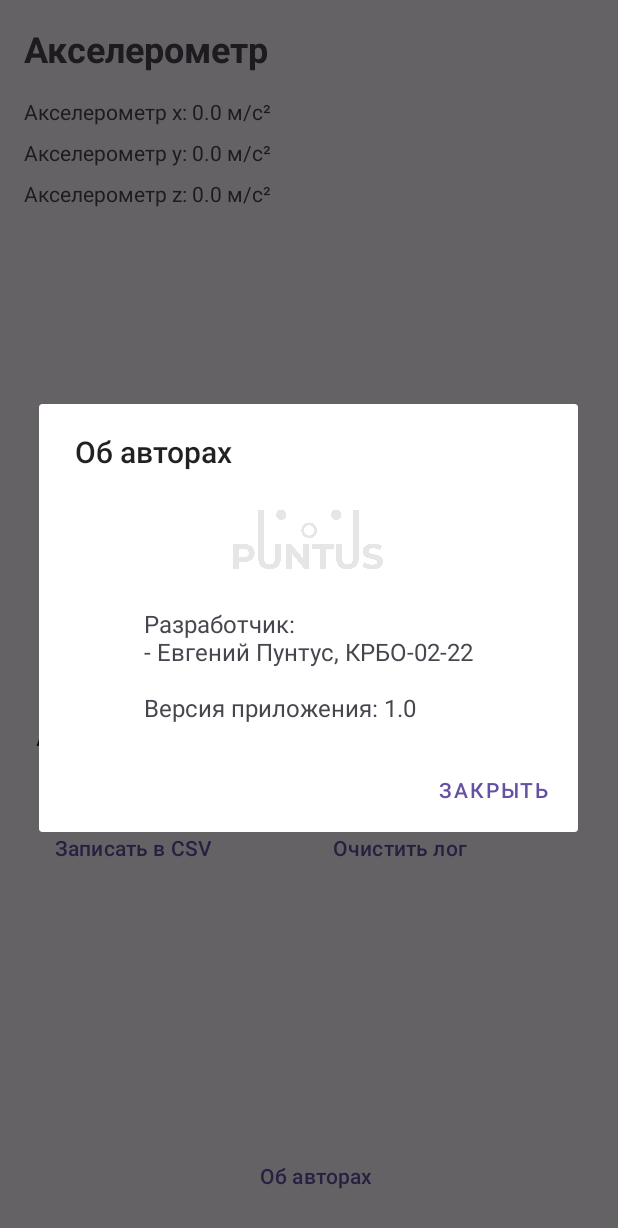
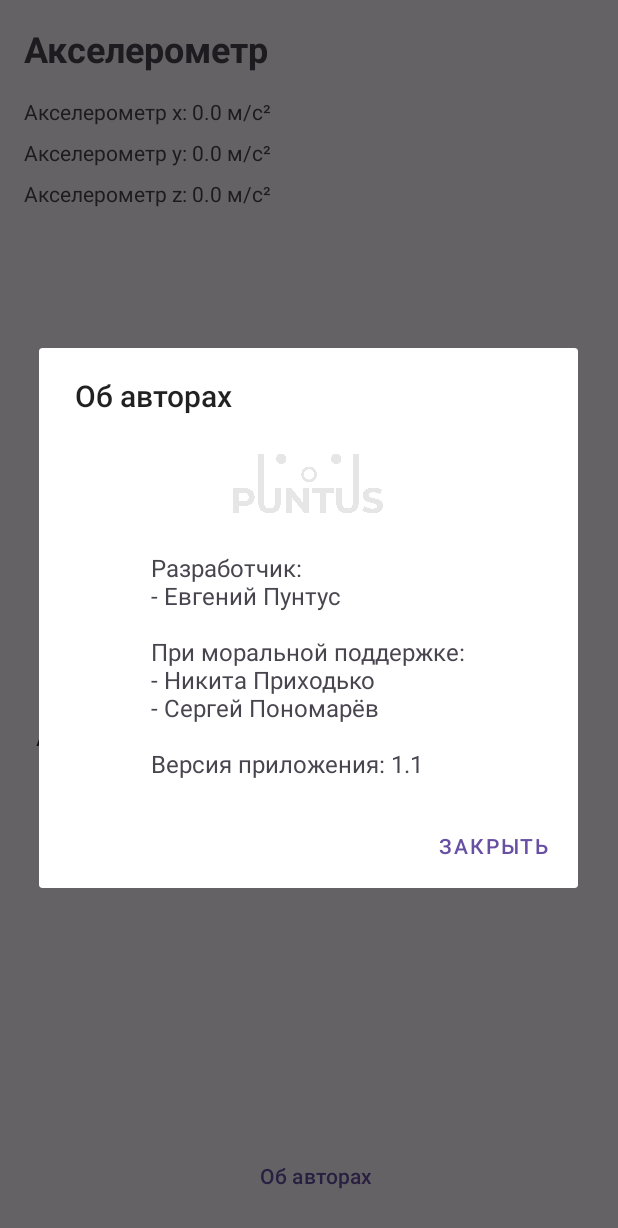
Before and after one commit to JakkoPuntus/SNAR_Logger, an Android app: the screen it shows after launch (MainActivity), after a tap on "Об авторах", on a phone screen of 412 x 824 dp. Shown: the top 1228 px of the screen. Run offline under Robolectric (Android 15) with nearby library versions, the phone set to English and light mode, and no system bars.

```diff
--- a/app/src/main/java/com/puntus/snarlogger/MainActivity.kt
+++ b/app/src/main/java/com/puntus/snarlogger/MainActivity.kt
@@ -14,7 +14,6 @@ import android.view.View
 import android.widget.AdapterView
 import android.widget.ArrayAdapter
 import android.widget.Button
-import android.widget.ImageView
 import android.widget.Spinner
 import android.widget.TextView
 import android.widget.Toast
@@ -25,6 +24,7 @@ import com.github.mikephil.charting.charts.LineChart
 import com.github.mikephil.charting.data.Entry
 import com.github.mikephil.charting.data.LineData
 import com.github.mikephil.charting.data.LineDataSet
+import com.github.mikephil.charting.formatter.ValueFormatter
 import com.github.mikephil.charting.utils.ColorTemplate
 import java.text.SimpleDateFormat
 import java.util.*
@@ -43,20 +43,19 @@ class MainActivity : AppCompatActivity(), SensorEventListener {
     private val xEntries = ArrayList<Entry>()
     private val yEntries = ArrayList<Entry>()
     private val zEntries = ArrayList<Entry>()
-    private var startTime = 0L // Время начала измерений
-    private var elapsedTime = 0f // Общее прошедшее время
+    private var startTime = 0L
+    private var elapsedTime = 0f
 
     private val createFileLauncher = registerForActivityResult(ActivityResultContracts.StartActivityForResult()) { result ->
         if (result.resultCode == Activity.RESULT_OK) {
-            val uri: Uri? = result.data?.data
-            if (uri != null) {
+            result.data?.data?.let { uri ->
                 try {
-                    contentResolver.openOutputStream(uri)?.let { outputStream ->
+                    contentResolver.openOutputStream(uri)?.use { outputStream ->
                         accelerometerLogger.writeDataToCSV(outputStream)
                     }
                 } catch (e: Exception) {
                     e.printStackTrace()
-                    Toast.makeText(this, "Ошибка при сохранении файла", Toast.LENGTH_SHORT).show()
+                    showToast("Ошибка при сохранении файла")
                 }
             }
         }
@@ -66,25 +65,80 @@ class MainActivity : AppCompatActivity(), SensorEventListener {
         super.onCreate(savedInstanceState)
         setContentView(R.layout.activity_main)
 
+        initializeViews()
+        setupChart()
+        setupSensorSpinner()
+        setupButtons()
+
+        accelerometerLogger = logger(this)
+        sensorManager = getSystemService(SENSOR_SERVICE) as SensorManager
+        startTime = System.currentTimeMillis()
+    }
+
+    private fun initializeViews() {
         xAccelTextView = findViewById(R.id.xAccelTextView)
         yAccelTextView = findViewById(R.id.yAccelTextView)
         zAccelTextView = findViewById(R.id.zAccelTextView)
         lineChart = findViewById(R.id.lineChart)
-        val recordButton = findViewById<Button>(R.id.recordButton)
-        val clearButton = findViewById<Button>(R.id.clearButton)
-        val aboutButton = findViewById<Button>(R.id.aboutButton)
-        sensorSpinner = findViewById(R.id.sensorSpinner)
+        sensorSpinner = findViewById<Spinner>(R.id.sensorSpinner)
         titleTextView = findViewById(R.id.titleTextView)
+    }
 
-        startTime = System.currentTimeMillis()
+    private fun setupChart() {
+        lineChart.apply {
+            description.text = "Ускорение от времени"
+            description.textSize = 12f
+            description.textColor = ContextCompat.getColor(this@MainActivity, R.color.chart_description_color)
+            legend.textColor = ContextCompat.getColor(this@MainActivity, R.color.chart_description_color)
 
-        setupChart()
+            // Настройка оси X
+            xAxis.apply {
+                textColor = ContextCompat.getColor(this@MainActivity, R.color.chart_description_color)
+                valueFormatter = object : ValueFormatter() {
+                    override fun getFormattedValue(value: Float): String {
+                        return "${value.toInt()} с" // Ось X: время в секундах
+                    }
+                }
+                axisLineWidth = 1f
+                axisLineColor = ContextCompat.getColor(this@MainActivity, R.color.chart_description_color)
+                setLabelCount(5, true) // Количество меток на оси X
+                granularity = 1f // Минимальный шаг оси X
+                isGranularityEnabled = true
+                setDrawLabels(true)
+                setDrawAxisLine(true)
+                setDrawGridLines(true)
+                xAxis.labelRotationAngle = 0f
+                xAxis.setCenterAxisLabels(false)
+                xAxis.setAvoidFirstLastClipping(true)
+            }
 
-        accelerometerLogger = logger(this)
+            axisLeft.apply {
+                textColor = ContextCompat.getColor(this@MainActivity, R.color.chart_description_color)
+                axisLineWidth = 1f
+                axisLineColor = ContextCompat.getColor(this@MainActivity, R.color.chart_description_color)
+                setLabelCount(6, true)
+                setDrawLabels(true)
+                setDrawAxisLine(true)
+                setDrawGridLines(true)
+                granularity = 0.1f
+                isGranularityEnabled = true
+                setCenterAxisLabels(false)
+                setDrawZeroLine(true)
+                zeroLineWidth = 1f
+            }
 
-        sensorManager = getSystemService(SENSOR_SERVICE) as SensorManager
+            // Отключение правой оси Y
+            axisRight.isEnabled = false
 
-        // Настройка Spinner
+            // Дополнительные настройки графика
+            isDragEnabled = true
+            setScaleEnabled(true)
+            setPinchZoom(true)
+            setBorderWidth(1f)
+        }
+    }
+
+    private fun setupSensorSpinner() {
         val sensorTypes = arrayOf("Акселерометр", "Линейное ускорение", "Гироскоп")
         val adapter = ArrayAdapter(this, android.R.layout.simple_spinner_item, sensorTypes)
         adapter.setDropDownViewResource(android.R.layout.simple_spinner_dropdown_item)
@@ -92,38 +146,19 @@ class MainActivity : AppCompatActivity(), SensorEventListener {
 
         sensorSpinner.onItemSelectedListener = object : AdapterView.OnItemSelectedListener {
             override fun onItemSelected(parent: AdapterView<*>?, view: View?, position: Int, id: Long) {
-                // Очистка графика и данных
                 clearChart()
-                // Обновление заголовка и описания
                 updateTitle(position)
-                // Регистрация нового датчика
-                sensorManager.unregisterListener(this@MainActivity)
-                when (position) {
-                    0 -> registerSensor(Sensor.TYPE_ACCELEROMETER)
-                    1 -> registerSensor(Sensor.TYPE_LINEAR_ACCELERATION)
-                    2 -> registerSensor(Sensor.TYPE_GYROSCOPE)
-                }
+                registerSelectedSensor(position)
             }
 
-            override fun onNothingSelected(parent: AdapterView<*>?) {
-                // Ничего не делаем
-            }
+            override fun onNothingSelected(parent: AdapterView<*>?) {}
         }
+    }
 
-        recordButton.setOnClickListener {
-            openFilePicker()
-        }
-
-        clearButton.setOnClickListener {
-            accelerometerLogger.clearLog()
-            clearChart()
-            elapsedTime = 0f
-            startTime = System.currentTimeMillis()
-        }
-
-        aboutButton.setOnClickListener {
-            showAboutDialog()
-        }
+    private fun setupButtons() {
+        findViewById<Button>(R.id.recordButton).setOnClickListener { openFilePicker() }
+        findViewById<Button>(R.id.clearButton).setOnClickListener { clearData() }
+        findViewById<Button>(R.id.aboutButton).setOnClickListener { showAboutDialog() }
     }
 
     private fun clearChart() {
@@ -131,128 +166,107 @@ class MainActivity : AppCompatActivity(), SensorEventListener {
         yEntries.clear()
         zEntries.clear()
         lineChart.clear()
+        lineChart.invalidate()
+    }
+
+    private fun updateTitle(position: Int) {
+        val (title, description, yAxisLabel) = when (position) {
+            0 -> Triple("Акселерометр", "Ускорение от времени (акселерометр)", "м/с²")
+            1 -> Triple("Линейное ускорение", "Ускорение от времени (линейное ускорение)", "/с²")
+            2 -> Triple("Гироскоп", "Угловая скорость от времени (гироскоп)", "рад/с")
+            else -> Triple("Датчик", "Данные от времени", "Значение")
+        }
+        titleTextView.text = title
+        lineChart.description.text = description
+        lineChart.axisLeft.valueFormatter = object : ValueFormatter() {
+            override fun getFormattedValue(value: Float): String {
+                return "$value $yAxisLabel" // Подпись оси Y с единицами измерения
+            }
+        }
         lineChart.invalidate() // Обновление графика
     }
 
-    private fun updateTitle(position: Int) {
-        val title = when (position) {
-            0 -> "Акселерометр"
-            1 -> "Линейное ускорение"
-            2 -> "Гироскоп"
-            else -> "Датчик"
+    private fun registerSelectedSensor(position: Int) {
+        sensorManager.unregisterListener(this)
+        when (position) {
+            0 -> registerSensor(Sensor.TYPE_ACCELEROMETER)
+            1 -> registerSensor(Sensor.TYPE_LINEAR_ACCELERATION)
+            2 -> registerSensor(Sensor.TYPE_GYROSCOPE)
         }
-        titleTextView.text = title
-
-        // Обновление описания графика
-        val description = when (position) {
-            0 -> "Ускорение от времени (акселерометр)"
-            1 -> "Ускорение от времени (линейное ускорение)"
-            2 -> "Угловая скорость от времени (гироскоп)"
-            else -> "Данные от времени"
-        }
-        lineChart.description.text = description
     }
 
     private fun registerSensor(sensorType: Int) {
-        val sensor = sensorManager.getDefaultSensor(sensorType)
-        if (sensor != null) {
-            sensorManager.registerListener(this, sensor, SensorManager.SENSOR_DELAY_NORMAL)
-        } else {
-            Toast.makeText(this, "Датчик не доступен", Toast.LENGTH_SHORT).show()
-        }
-    }
-
-    private fun setupChart() {
-        lineChart.description.text = "Ускорение от времени"
-        lineChart.description.textSize = 12f
-        lineChart.description.textColor = ContextCompat.getColor(this, R.color.chart_description_color)
-        lineChart.legend.textColor = ContextCompat.getColor(this, R.color.chart_description_color)
-        lineChart.xAxis.textColor = ContextCompat.getColor(this, R.color.chart_description_color)
-        lineChart.axisLeft.textColor = ContextCompat.getColor(this, R.color.chart_description_color)
-        lineChart.isDragEnabled = true
-        lineChart.setScaleEnabled(true)
-        lineChart.setPinchZoom(true)
-        lineChart.setBorderWidth(1f)
+        sensorManager.getDefaultSensor(sensorType)?.let { sensor ->
+            sensorManager.registerListener(this, sensor, SensorManager.SENSOR_DELAY_GAME)
+        } ?: showToast("Датчик не доступен")
     }
 
     private fun openFilePicker() {
         val intent = Intent(Intent.ACTION_CREATE_DOCUMENT).apply {
             addCategory(Intent.CATEGORY_OPENABLE)
-            type = "text/csv" // Тип файла
+            type = "text/csv"
             putExtra(Intent.EXTRA_TITLE, "accel_log_${SimpleDateFormat("yyyyMMdd_HHmmss", Locale.getDefault()).format(Date())}.csv")
         }
         createFileLauncher.launch(intent)
     }
 
+    private fun clearData() {
+        accelerometerLogger.clearLog()
+        clearChart()
+        elapsedTime = 0f
+        startTime = System.currentTimeMillis()
+    }
+
     @SuppressLint("SetTextI18n")
     override fun onSensorChanged(event: SensorEvent?) {
         event?.let {
-            val xValue = event.values[0]
-            val yValue = event.values[1]
-            val zValue = event.values[2]
+            val (xValue, yValue, zValue) = event.values
+            updateSensorTextViews(event.sensor.type, xValue, yValue, zValue)
 
-            when (event.sensor.type) {
-                Sensor.TYPE_ACCELEROMETER -> {
-                    xAccelTextView.text = "Акселерометр x: $xValue м/с²"
-                    yAccelTextView.text = "Акселерометр y: $yValue м/с²"
-                    zAccelTextView.text = "Акселерометр z: $zValue м/с²"
-                }
-                Sensor.TYPE_LINEAR_ACCELERATION -> {
-                    xAccelTextView.text = "Линейное ускорение x: $xValue м/с²"
-                    yAccelTextView.text = "Линейное ускорение y: $yValue м/с²"
-                    zAccelTextView.text = "Линейное ускорение z: $zValue м/с²"
-                }
-                Sensor.TYPE_GYROSCOPE -> {
-                    xAccelTextView.text = "Гироскоп x: $xValue рад/с"
-                    yAccelTextView.text = "Гироскоп y: $yValue рад/с"
-                    zAccelTextView.text = "Гироскоп z: $zValue рад/с"
-                }
-            }
-
-            val currentTime = System.currentTimeMillis()
-            elapsedTime = (currentTime - startTime) / 1000f
+            elapsedTime = (System.currentTimeMillis() - startTime) / 1000f
 
             xEntries.add(Entry(elapsedTime, xValue))
             yEntries.add(Entry(elapsedTime, yValue))
             zEntries.add(Entry(elapsedTime, zValue))
 
-            val timeStamp = SimpleDateFormat("HH:mm:ss", Locale.getDefault())
-            accelerometerLogger.logData(timeStamp.format(Date()), xValue, yValue, zValue)
-
+            accelerometerLogger.logData(SimpleDateFormat("HH:mm:ss", Locale.getDefault()).format(Date()), xValue, yValue, zValue)
             updateChart()
         }
     }
 
-    private fun updateChart() {
-        val xDataSet = LineDataSet(xEntries, "X")
-        xDataSet.setColor(ColorTemplate.COLORFUL_COLORS[0])
-        xDataSet.setCircleColor(ColorTemplate.COLORFUL_COLORS[0])
-        xDataSet.setDrawCircleHole(false)
-        xDataSet.lineWidth = 1.3f
-        xDataSet.setDrawValues(false)
-
-        val yDataSet = LineDataSet(yEntries, "Y")
-        yDataSet.setColor(ColorTemplate.COLORFUL_COLORS[2])
-        yDataSet.setCircleColor(ColorTemplate.COLORFUL_COLORS[2])
-        yDataSet.setDrawCircleHole(false)
-        yDataSet.lineWidth = 1.3f
-        yDataSet.setDrawValues(false)
-
-        val zDataSet = LineDataSet(zEntries, "Z")
-        zDataSet.setColor(ColorTemplate.COLORFUL_COLORS[3])
-        zDataSet.setCircleColor(ColorTemplate.COLORFUL_COLORS[3])
-        zDataSet.setDrawCircleHole(false)
-        zDataSet.lineWidth = 1.3f
-        zDataSet.setDrawValues(false)
-
-        val lineData = LineData(xDataSet, yDataSet, zDataSet)
-        lineChart.data = lineData
-        lineChart.invalidate() // Refresh the chart
+    private fun updateSensorTextViews(sensorType: Int, xValue: Float, yValue: Float, zValue: Float) {
+        val (xLabel, yLabel, zLabel) = when (sensorType) {
+            Sensor.TYPE_ACCELEROMETER -> Triple("Акселерометр x: $xValue м/с²", "Акселерометр y: $yValue м/с²", "Акселерометр z: $zValue м/с²")
+            Sensor.TYPE_LINEAR_ACCELERATION -> Triple("Линейное ускорение x: $xValue м/с²", "Линейное ускорение y: $yValue м/с²", "Линейное ускорение z: $zValue м/с²")
+            Sensor.TYPE_GYROSCOPE -> Triple("Гироскоп x: $xValue рад/с", "Гироскоп y: $yValue рад/с", "Гироскоп z: $zValue рад/с")
+            else -> Triple("", "", "")
+        }
+        xAccelTextView.text = xLabel
+        yAccelTextView.text = yLabel
+        zAccelTextView.text = zLabel
     }
 
-    override fun onAccuracyChanged(sensor: Sensor?, accuracy: Int) {
-        // Handle accuracy changes if needed
+    private fun updateChart() {
+        val xDataSet = createDataSet(xEntries, "X", ColorTemplate.COLORFUL_COLORS[0])
+        val yDataSet = createDataSet(yEntries, "Y", ColorTemplate.COLORFUL_COLORS[2])
+        val zDataSet = createDataSet(zEntries, "Z", ColorTemplate.COLORFUL_COLORS[3])
+
+        lineChart.data = LineData(xDataSet, yDataSet, zDataSet)
+        lineChart.invalidate()
     }
+
+    private fun createDataSet(entries: ArrayList<Entry>, label: String, color: Int): LineDataSet {
+        return LineDataSet(entries, label).apply {
+            setColor(color)
+            setCircleColor(color)
+            setDrawCircleHole(false)
+            setDrawCircles(false)
+            lineWidth = 1.3f
+            setDrawValues(false)
+        }
+    }
+
+    override fun onAccuracyChanged(sensor: Sensor?, accuracy: Int) {}
 
     override fun onPause() {
         super.onPause()
@@ -261,29 +275,19 @@ class MainActivity : AppCompatActivity(), SensorEventListener {
 
     override fun onResume() {
         super.onResume()
-        val selectedSensor = when (sensorSpinner.selectedItemPosition) {
-            0 -> Sensor.TYPE_ACCELEROMETER
-            1 -> Sensor.TYPE_LINEAR_ACCELERATION
-            2 -> Sensor.TYPE_GYROSCOPE
-            else -> Sensor.TYPE_ACCELEROMETER
-        }
-        registerSensor(selectedSensor)
+        registerSelectedSensor(sensorSpinner.selectedItemPosition)
     }
 
     private fun showAboutDialog() {
         val dialogView = layoutInflater.inflate(R.layout.dialog_about, null)
-
-
-
         AlertDialog.Builder(this)
             .setTitle("Об авторах")
             .setView(dialogView)
-            .setPositiveButton("Закрыть") { dialog, _ ->
-                dialog.dismiss()
-            }
-            .create()
+            .setPositiveButton("Закрыть") { dialog, _ -> dialog.dismiss() }
             .show()
     }
 
-
+    private fun showToast(message: String) {
+        Toast.makeText(this, message, Toast.LENGTH_SHORT).show()
+    }
 }
--- a/app/src/main/res/mipmap-anydpi/ic_launcher.xml
+++ b/app/src/main/res/mipmap-anydpi/ic_launcher.xml
@@ -1,6 +1,6 @@
 <?xml version="1.0" encoding="utf-8"?>
 <adaptive-icon xmlns:android="http://schemas.android.com/apk/res/android">
-    <background android:drawable="@drawable/ic_launcher_background" />
-    <foreground android:drawable="@drawable/ic_launcher_foreground" />
-    <monochrome android:drawable="@drawable/ic_launcher_foreground" />
+    <background android:drawable="@drawable/background" />
+    <foreground android:drawable="@drawable/gyroscope_foreground" />
+    <monochrome android:drawable="@drawable/gyroscope_foreground" />
 </adaptive-icon>
--- a/app/src/main/res/mipmap-anydpi/ic_launcher_round.xml
+++ b/app/src/main/res/mipmap-anydpi/ic_launcher_round.xml
@@ -1,6 +1,6 @@
 <?xml version="1.0" encoding="utf-8"?>
 <adaptive-icon xmlns:android="http://schemas.android.com/apk/res/android">
-    <background android:drawable="@drawable/ic_launcher_background" />
-    <foreground android:drawable="@drawable/ic_launcher_foreground" />
-    <monochrome android:drawable="@drawable/ic_launcher_foreground" />
+    <background android:drawable="@drawable/background" />
+    <foreground android:drawable="@drawable/gyroscope_foreground" />
+    <monochrome android:drawable="@drawable/gyroscope_foreground" />
 </adaptive-icon>
--- a/app/src/main/res/values/strings.xml
+++ b/app/src/main/res/values/strings.xml
@@ -10,6 +10,6 @@
     <string name="csv">Записать в CSV</string>
     <string name="clear">Очистить лог</string>
     <string name="rawaccelerometer">Акселерометр без G</string>
-    <string name="authors">Разработчик:\n- Евгений Пунтус, КРБО-02-22\n\nВерсия приложения: 1.0</string>
+    <string name="authors">Разработчик:\n- Евгений Пунтус\n\nПри моральной поддержке:\n- Никита Приходько\n- Сергей Пономарёв\n\nВерсия приложения: 1.1</string>
     <string name="logo">Logo</string>
 </resources>
```
Also changed, not shown: app/src/main/res/drawable/background.xml (added, +10 -0 lines), app/src/main/res/drawable/gyroscope_foreground.xml (added, +10 -0 lines).
